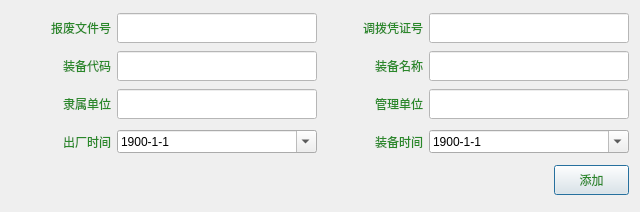
This is GunManagementSystem/UI/SystemManager/SinglePacked.ui in zhaixueming/GunManagementSystem as Qt 5 draws it before an edit. The edited form follows.
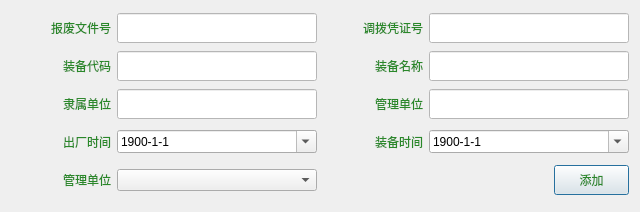
This is the edited form.

Patch:
```diff
--- a/GunManagementSystem/UI/SystemManager/SinglePacked.ui
+++ b/GunManagementSystem/UI/SystemManager/SinglePacked.ui
@@ -456,14 +456,43 @@
      </property>
     </widget>
    </item>
-   <item row="4" column="0" colspan="4">
+   <item row="4" column="0">
+    <widget class="QLabel" name="label_36">
+     <property name="minimumSize">
+      <size>
+       <width>100</width>
+       <height>30</height>
+      </size>
+     </property>
+     <property name="maximumSize">
+      <size>
+       <width>100</width>
+       <height>30</height>
+      </size>
+     </property>
+     <property name="styleSheet">
+      <string notr="true">font: 75 14pt &quot;微软雅黑&quot;;
+color: rgb(41, 136, 41);</string>
+     </property>
+     <property name="text">
+      <string>管理单位</string>
+     </property>
+     <property name="alignment">
+      <set>Qt::AlignRight|Qt::AlignTrailing|Qt::AlignVCenter</set>
+     </property>
+    </widget>
+   </item>
+   <item row="4" column="1">
+    <widget class="QComboBox" name="comboBox_GunType"/>
+   </item>
+   <item row="4" column="2" colspan="2">
     <spacer name="horizontalSpacer">
      <property name="orientation">
       <enum>Qt::Horizontal</enum>
      </property>
      <property name="sizeHint" stdset="0">
       <size>
-       <width>536</width>
+       <width>223</width>
        <height>20</height>
       </size>
      </property>
```
